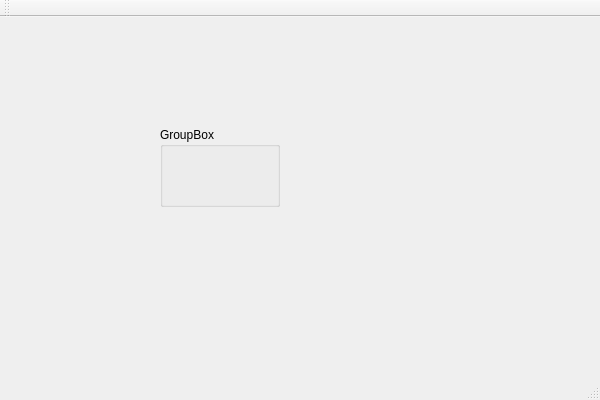
First picture: the form in Scribble/Scribble/Scribble.ui, repository PopescuFilip/Scribble, before the edit.
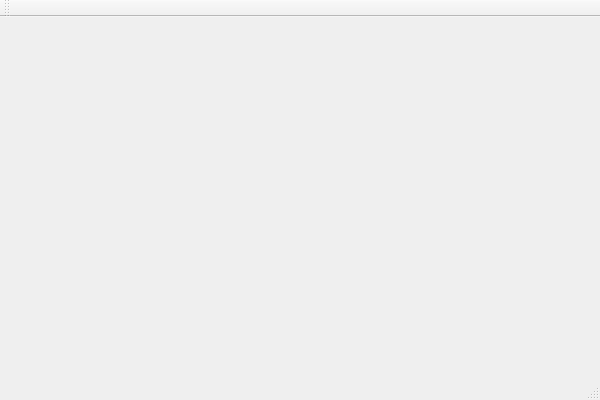
Second picture: the form after the edit.

What changed in the file:
```diff
--- a/Scribble/Scribble/Scribble.ui
+++ b/Scribble/Scribble/Scribble.ui
@@ -13,21 +13,7 @@
   <property name="windowTitle">
    <string>Scribble</string>
   </property>
-  <widget class="QWidget" name="centralWidget">
-   <widget class="QGroupBox" name="groupBox">
-    <property name="geometry">
-     <rect>
-      <x>160</x>
-      <y>110</y>
-      <width>120</width>
-      <height>80</height>
-     </rect>
-    </property>
-    <property name="title">
-     <string>GroupBox</string>
-    </property>
-   </widget>
-  </widget>
+  <widget class="QWidget" name="centralWidget"/>
   <widget class="QMenuBar" name="menuBar">
    <property name="geometry">
     <rect>
```
